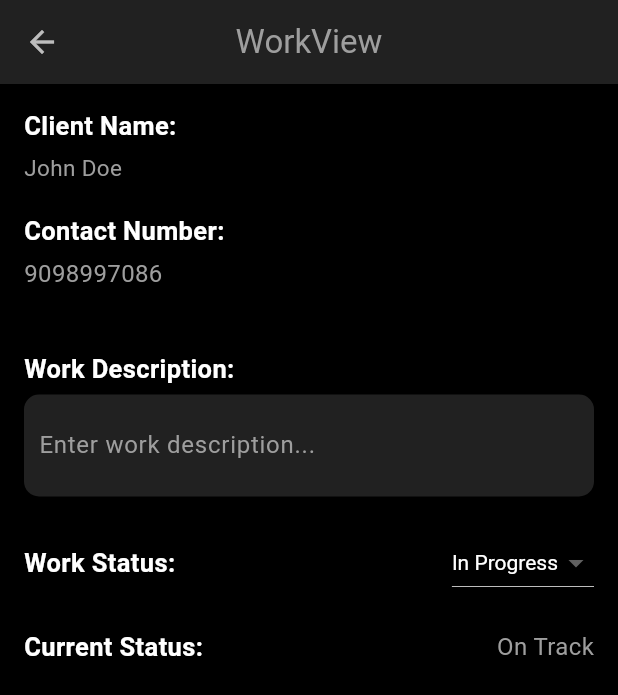
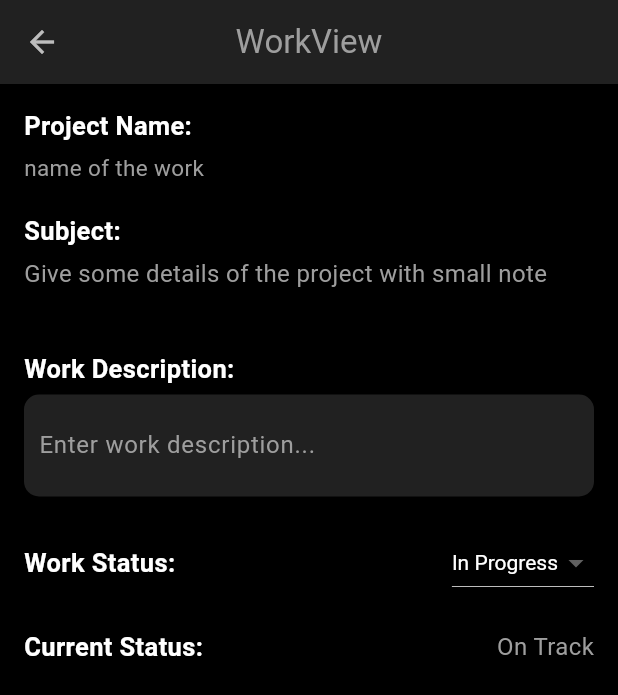
Before and after one commit to ashwinidas97/digicue_hrm, a Flutter app: the WorkView screen opened by its route, on a phone screen of 412 x 824 dp. Shown: the top 695 px of the screen. Run offline on Flutter 3.47's test engine with Material 3 defaults, Android fonts, the phone set to English and light mode, and no system bars; our stand-ins replace flutter_slidable, get; network calls fail.

```diff
--- a/lib/app/modules/home/views/home_view.dart
+++ b/lib/app/modules/home/views/home_view.dart
@@ -75,7 +75,7 @@ class HomeView extends GetView<HomeController> {
                           fontSize: 14,
                           color: Colors.grey.shade500
                       ),
-                      hintText: "Search clients"
+                      hintText: "Search project"
                   ),
                 ),
               ),
@@ -87,7 +87,7 @@ class HomeView extends GetView<HomeController> {
                 crossAxisAlignment: CrossAxisAlignment.start,
                 children: [
               Text(
-                'All Clients', // Heading
+                'All Projects', // Heading
                 style: TextStyle(color: Colors.white, fontWeight: FontWeight.bold, fontSize: 20),
               ),
               Divider( // Adding a Divider
@@ -117,12 +117,12 @@ class HomeView extends GetView<HomeController> {
                               crossAxisAlignment: CrossAxisAlignment.start,
                               children: [
                                 Text(
-                                  'John Doe', // Client name
+                                  'Project Name', // Project name
                                   style: TextStyle(color: Colors.white, fontWeight: FontWeight.bold, fontSize: 15),
                                 ),
                                 SizedBox(height: 5),
                                 Text(
-                                  '9098997086', // Client number
+                                  'Subject ghhhbj jvhvjb jhbhj jhfyu', // Small Description for the project
                                   style: TextStyle(color: Colors.grey[500], fontSize: 14),
                                 ),
                               ],
--- a/lib/app/modules/work/views/work_view.dart
+++ b/lib/app/modules/work/views/work_view.dart
@@ -26,22 +26,22 @@ class WorkView extends GetView<WorkController> {
             crossAxisAlignment: CrossAxisAlignment.start,
             children: [
               Text(
-                'Client Name:',
+                'Project Name:',
                 style: TextStyle(color: Colors.white, fontWeight: FontWeight.bold, fontSize: 17),
               ),
               SizedBox(height: 5),
               Text(
-                'John Doe',
+                'name of the work',
                 style: TextStyle(color: Colors.grey[500], fontSize: 15),
               ),
               SizedBox(height: 20),
               Text(
-                'Contact Number:',
+                'Subject:',
                 style: TextStyle(color: Colors.white, fontWeight: FontWeight.bold, fontSize: 17),
               ),
               SizedBox(height: 5),
               Text(
-                '9098997086',
+                'Give some details of the project with small note',
                 style: TextStyle(color: Colors.grey[500], fontSize: 16),
               ),
               SizedBox(height: 20),
```
